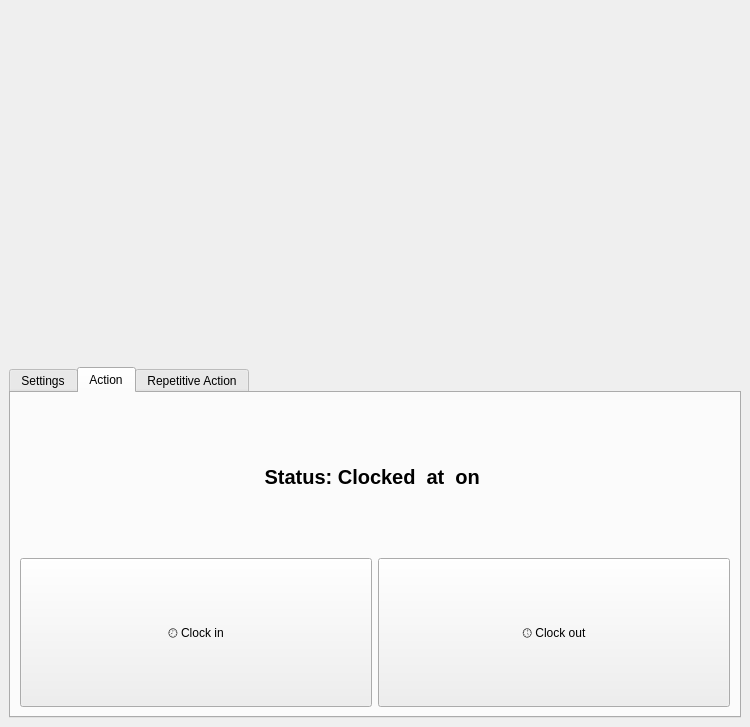
Above: packages/app/ui/main_window.ui from mrjohannchang/cycu-clock-in-clock-out-desktop before the change. Below: the same form after it.
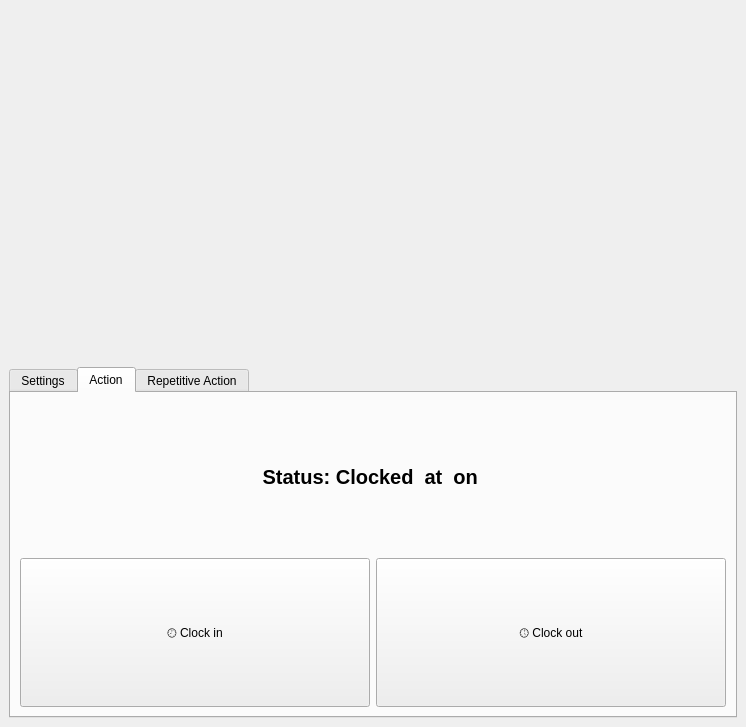
That is the form after the change. The open tabs and pages were chosen to show the change. Icons and pictures are not drawn.

Commit message: Refine the width of the main window

The edit to the form file:
```diff
--- a/packages/app/ui/main_window.ui
+++ b/packages/app/ui/main_window.ui
@@ -6,7 +6,7 @@
    <rect>
     <x>0</x>
     <y>0</y>
-    <width>750</width>
+    <width>746</width>
     <height>727</height>
    </rect>
   </property>
@@ -358,7 +358,6 @@
                 <property name="font">
                  <font>
                   <pointsize>15</pointsize>
-                  <weight>75</weight>
                   <bold>true</bold>
                  </font>
                 </property>
```
Left out of the diff: 1 changed line with no effect on the pictures.
